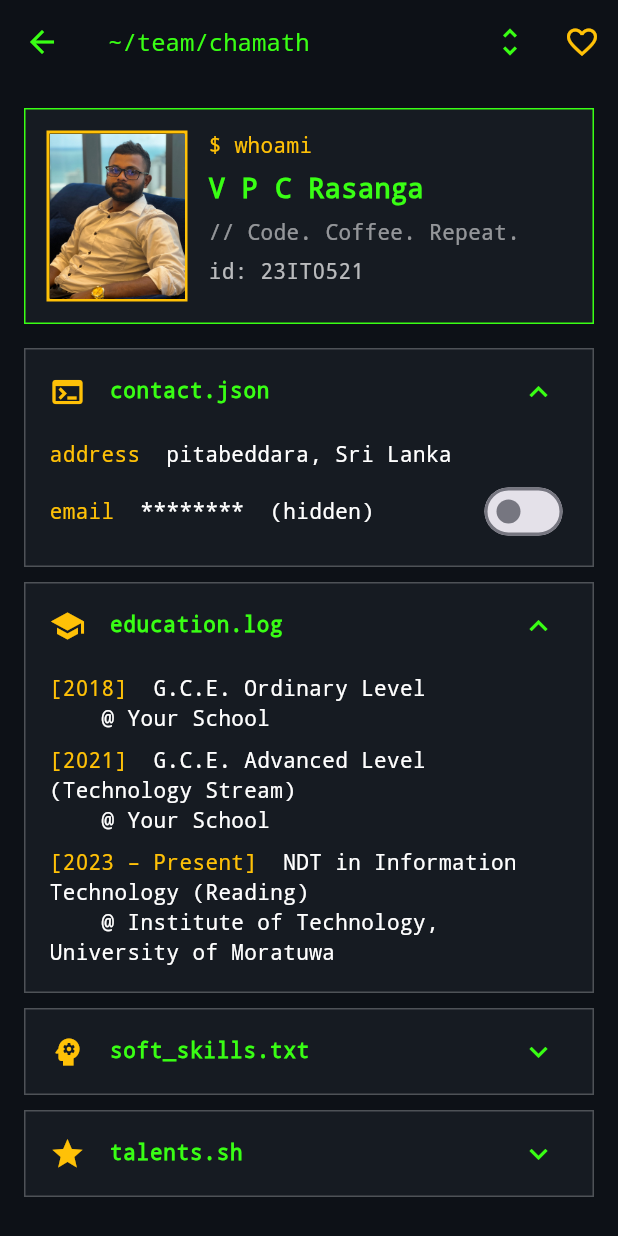
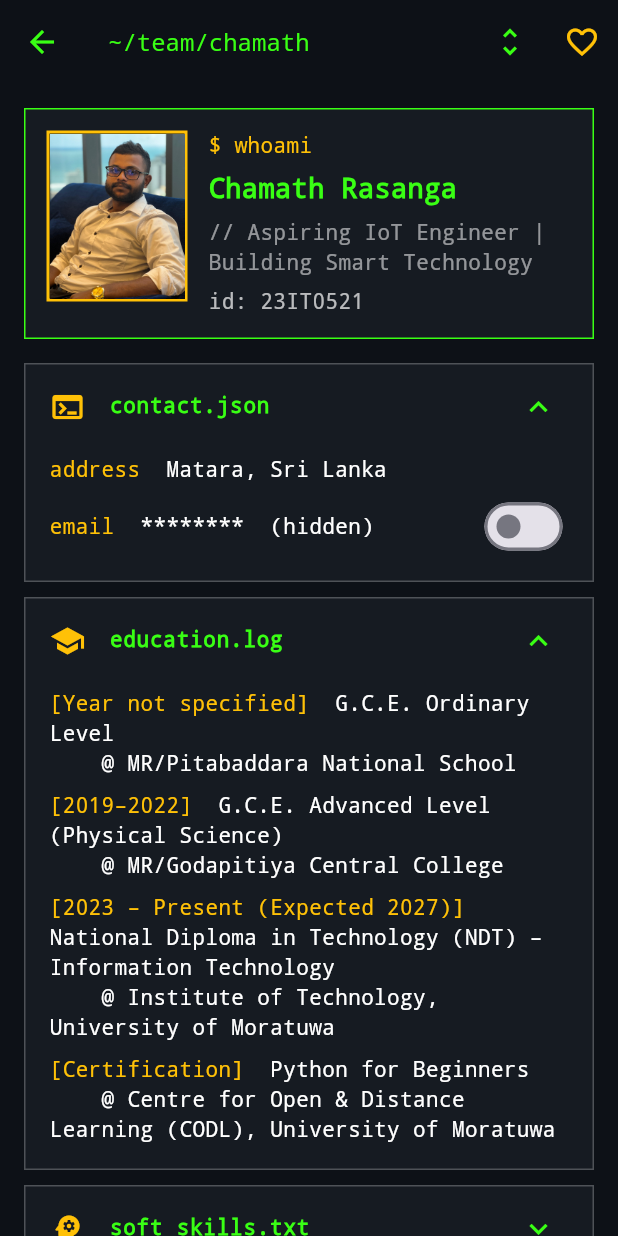
Before and after one commit to Nilanga7/Group-Profile-App, a Flutter app: the ChamathScreen screen opened directly, after a tap on "contact.json", after a tap on "education.log", on a phone screen of 412 x 824 dp. Run offline on Flutter 3.47's test engine with Material 3 defaults, Android fonts, the phone set to English and light mode, and no system bars; our stand-ins replace firebase_auth, firebase_core; accounts and stored records are empty.

Commit message:
Update Chamath Rasanga profile details
Co-Authored-By: Claude Opus 5.5 <noreply@anthropic.com>

```diff
--- a/lib/members/chamath.dart
+++ b/lib/members/chamath.dart
@@ -5,31 +5,52 @@ import '../widgets/favourite_button.dart';
 
 const chamath = Member(
   id: 'chamath',
-  fullName: 'V P C Rasanga',
+  fullName: 'Chamath Rasanga',
   studentId: '23IT0521',
-  tagline: 'Code. Coffee. Repeat.',
-  address: 'pitabeddara, Sri Lanka',
-  email: 'vpcremail@example.com',
+  tagline: 'Aspiring IoT Engineer | Building Smart Technology',
+  address: 'Matara, Sri Lanka',
+  email: 'vpcrasanga98@gmail.com',
   photo: 'assets/images/chamath.jpg',
   qualifications: [
     Qualification(
       title: 'G.C.E. Ordinary Level',
-      place: 'Your School',
-      year: '2018',
+      place: 'MR/Pitabaddara National School',
+      year: 'Year not specified',
     ),
     Qualification(
-      title: 'G.C.E. Advanced Level (Technology Stream)',
-      place: 'Your School',
-      year: '2021',
+      title: 'G.C.E. Advanced Level (Physical Science)',
+      place: 'MR/Godapitiya Central College',
+      year: '2019–2022',
     ),
     Qualification(
-      title: 'NDT in Information Technology (Reading)',
+      title: 'National Diploma in Technology (NDT) – Information Technology',
       place: 'Institute of Technology, University of Moratuwa',
-      year: '2023 – Present',
+      year: '2023 – Present (Expected 2027)',
+    ),
+    Qualification(
+      title: 'Python for Beginners',
+      place:
+          'Centre for Open & Distance Learning (CODL), University of Moratuwa',
+      year: 'Certification',
     ),
   ],
-  softSkills: ['Problem Solving', 'Teamwork', 'Self-learning', 'Time Management'],
-  talents: ['Chess', 'Gaming', 'Guitar'],
+  softSkills: [
+    'Problem Solving',
+    'Teamwork',
+    'Self-learning',
+    'Time Management',
+    'Project Leadership',
+    'Technical Collaboration',
+  ],
+  talents: [
+    'IoT Engineering',
+    'Embedded Systems',
+    'Robotics',
+    'Sensor Technology',
+    'Data Analytics',
+    'DevOps Engineering',
+    'Cloud Computing',
+  ],
 );
 
 class ChamathScreen extends StatefulWidget {
@@ -113,9 +134,15 @@ class _ChamathScreenState extends State<ChamathScreen> {
                       const SizedBox(height: 6),
                       Text(m.fullName, style: _mono(size: 18, bold: true)),
                       const SizedBox(height: 6),
-                      Text('// ${m.tagline}', style: _mono(color: Colors.white54)),
+                      Text(
+                        '// ${m.tagline}',
+                        style: _mono(color: Colors.white54),
+                      ),
                       const SizedBox(height: 6),
-                      Text('id: ${m.studentId}', style: _mono(color: Colors.white70)),
+                      Text(
+                        'id: ${m.studentId}',
+                        style: _mono(color: Colors.white70),
+                      ),
                     ],
                   ),
                 ),
@@ -163,18 +190,14 @@ class _ChamathScreenState extends State<ChamathScreen> {
             index: 2,
             title: 'soft_skills.txt',
             icon: Icons.psychology,
-            children: [
-              for (final s in m.softSkills) _line('+', s),
-            ],
+            children: [for (final s in m.softSkills) _line('+', s)],
           ),
           if (m.talents.isNotEmpty)
             _section(
               index: 3,
               title: 'talents.sh',
               icon: Icons.star,
-              children: [
-                for (final t in m.talents) _line('>', t),
-              ],
+              children: [for (final t in m.talents) _line('>', t)],
             ),
           const SizedBox(height: 12),
           Text('_ end of file', style: _mono(color: Colors.white38)),
@@ -217,8 +240,14 @@ class _ChamathScreenState extends State<ChamathScreen> {
       child: Text.rich(
         TextSpan(
           children: [
-            TextSpan(text: '$key  ', style: _mono(color: _amber)),
-            TextSpan(text: value, style: _mono(color: Colors.white)),
+            TextSpan(
+              text: '$key  ',
+              style: _mono(color: _amber),
+            ),
+            TextSpan(
+              text: value,
+              style: _mono(color: Colors.white),
+            ),
           ],
         ),
       ),
```
